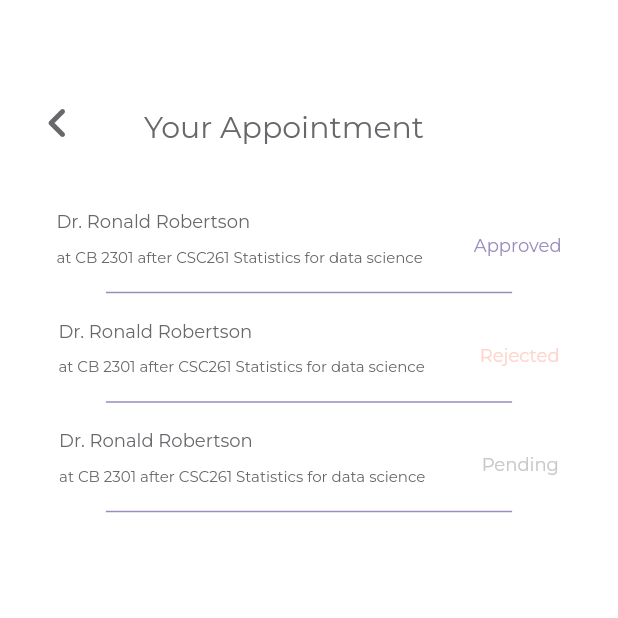
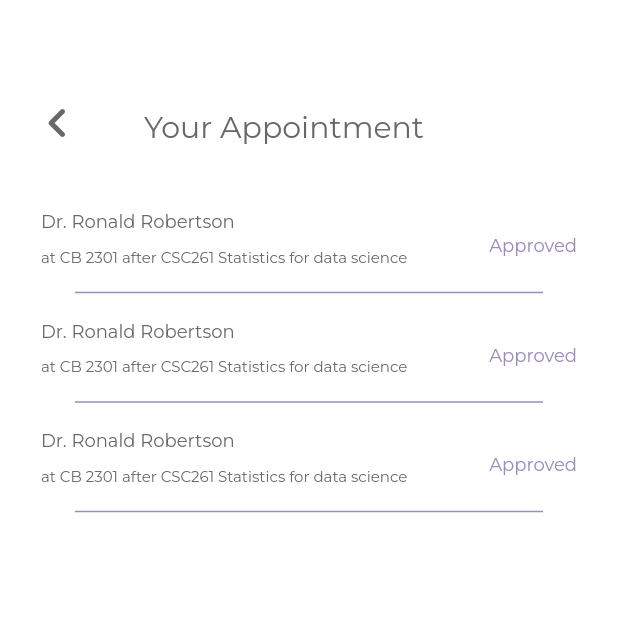
Before and after one commit to JamesJamesJa/Kelena, a Flutter app: the DialogAppointment screen opened directly, on a phone screen of 412 x 824 dp, the top half of it. Run offline on Flutter 3.47's test engine with Material 2 defaults, Android fonts, the phone set to English and light mode, and no system bars; our stand-ins replace google_fonts, syncfusion_flutter_calendar.

Commit message:
[ADD] Front-End Dialog Add Appointment:tada:

```diff
--- a/lib/providers/student.dart
+++ b/lib/providers/student.dart
@@ -138,6 +138,10 @@ class Student with ChangeNotifier {
     notifyListeners();
   }
 
+  int appointmentLength() {
+    return _student.appointments.length;
+  }
+
   void addLecture(String id, String subjectId, String name, String room,
       String day, String from, String to, String type) {
     print(id);
--- a/lib/providers/teachers.dart
+++ b/lib/providers/teachers.dart
@@ -186,6 +186,10 @@ class Teachers with ChangeNotifier {
     return _users[index].name;
   }
 
+  String lecId(int teacherIndex, int lectureIndex) {
+    return _users[teacherIndex].lectures[lectureIndex].id;
+  }
+
   // String name(int index) {
   //   return _users[index].name;
   // }
--- a/lib/widgets/appointment/dialogAppointment.dart
+++ b/lib/widgets/appointment/dialogAppointment.dart
@@ -1,5 +1,7 @@
 import 'package:flutter/material.dart';
 import 'package:google_fonts/google_fonts.dart';
+import 'package:kelena/providers/student.dart';
+import 'package:provider/provider.dart';
 
 import 'appointmentBox.dart';
 
@@ -59,18 +61,34 @@ class _DialogAppointmentState extends State<DialogAppointment> {
               )
             ],
           ),
-          AppointmentBox(
-              textLine1: "Dr. Ronald Robertson",
-              textLine2: "at CB 2301 after CSC261 Statistics for data science",
-              status: "Approved"),
-          AppointmentBox(
-              textLine1: "Dr. Ronald Robertson",
-              textLine2: "at CB 2301 after CSC261 Statistics for data science",
-              status: "Rejected"),
-          AppointmentBox(
-              textLine1: "Dr. Ronald Robertson",
-              textLine2: "at CB 2301 after CSC261 Statistics for data science",
-              status: "Pending"),
+          Container(
+            width: MediaQuery.of(context).size.width,
+            height: MediaQuery.of(context).size.height * 0.7,
+            child: Consumer<Student>(builder: (context, student, child) {
+              return ListView.builder(
+                scrollDirection: Axis.vertical,
+                itemBuilder: (ctx, index) => AppointmentBox(
+                    textLine1: "Dr. Ronald Robertson",
+                    textLine2:
+                        "at CB 2301 after CSC261 Statistics for data science",
+                    status: "Approved"),
+                itemCount: student.appointmentLength(),
+              );
+            }),
+          )
+
+          // AppointmentBox(
+          //     textLine1: "Dr. Ronald Robertson",
+          //     textLine2: "at CB 2301 after CSC261 Statistics for data science",
+          //     status: "Approved"),
+          // AppointmentBox(
+          //     textLine1: "Dr. Ronald Robertson",
+          //     textLine2: "at CB 2301 after CSC261 Statistics for data science",
+          //     status: "Rejected"),
+          // AppointmentBox(
+          //     textLine1: "Dr. Ronald Robertson",
+          //     textLine2: "at CB 2301 after CSC261 Statistics for data science",
+          //     status: "Pending"),
         ],
       ),
     ));
```
Also changed, not shown: lib/widgets/instructor-list/dialogAddAppointment.dart (+87 -30 lines), lib/widgets/instructor-list/dialogSubjectDetails.dart (+19 -10 lines), lib/widgets/instructor/instructorScheduleBody.dart (+7 -0 lines), 1 other file.
